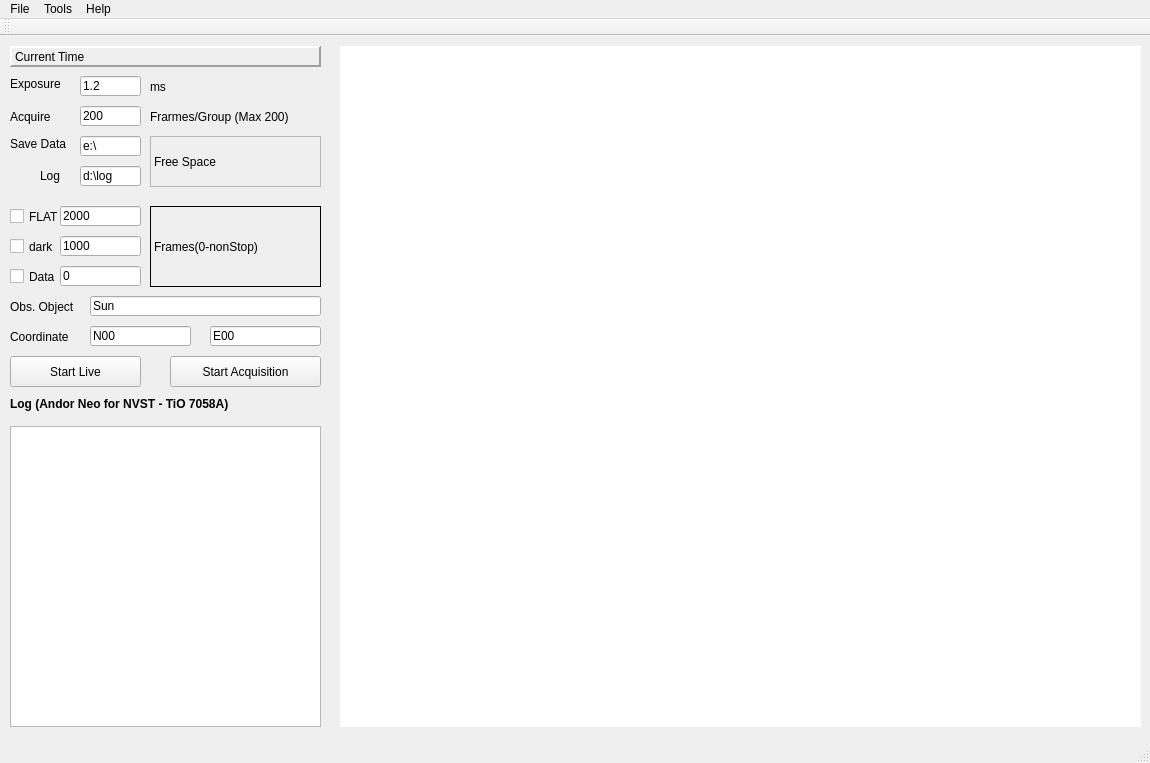
Before: the Qt Designer form nvst-tio/NVST-TiO-20220126-004/mainwindow.ui in chd1998/fso-qt, drawn with Qt 5.
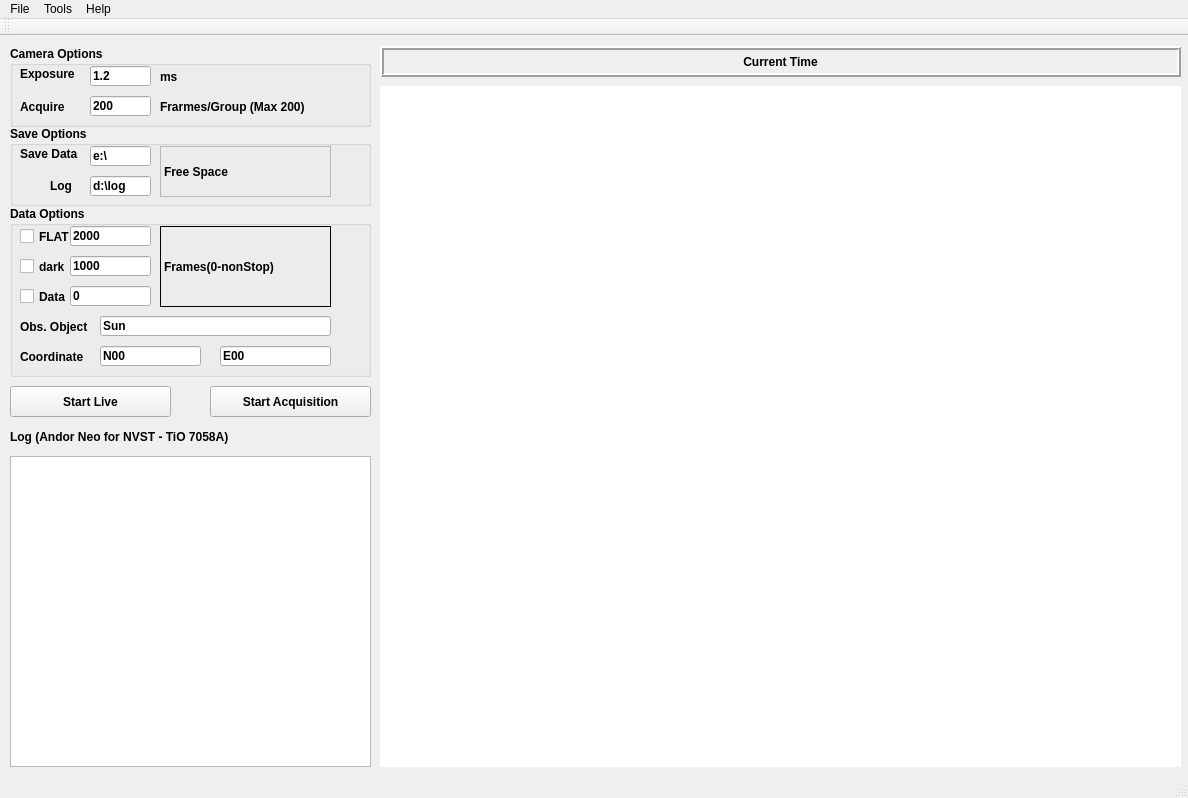
After: the same form once the commit is applied.

Commit message: revised for GUI of 0126 branch

Diff of the .ui file:
```diff
--- a/nvst-tio/NVST-TiO-20220126-004/mainwindow.ui
+++ b/nvst-tio/NVST-TiO-20220126-004/mainwindow.ui
@@ -6,8 +6,8 @@
    <rect>
     <x>0</x>
     <y>0</y>
-    <width>1150</width>
-    <height>763</height>
+    <width>1188</width>
+    <height>798</height>
    </rect>
   </property>
   <property name="sizePolicy">
@@ -29,8 +29,8 @@
    <widget class="QGraphicsView" name="graphicsView">
     <property name="geometry">
      <rect>
-      <x>340</x>
-      <y>10</y>
+      <x>380</x>
+      <y>50</y>
       <width>801</width>
       <height>681</height>
      </rect>
@@ -72,44 +72,12 @@
      </brush>
     </property>
    </widget>
-   <widget class="QLabel" name="label_saveto">
-    <property name="geometry">
-     <rect>
-      <x>10</x>
-      <y>100</y>
-      <width>61</width>
-      <height>16</height>
-     </rect>
-    </property>
-    <property name="sizePolicy">
-     <sizepolicy hsizetype="Preferred" vsizetype="Fixed">
-      <horstretch>0</horstretch>
-      <verstretch>0</verstretch>
-     </sizepolicy>
-    </property>
-    <property name="text">
-     <string>Save Data </string>
-    </property>
-   </widget>
-   <widget class="QLineEdit" name="lineEdit_saveto">
-    <property name="geometry">
-     <rect>
-      <x>80</x>
-      <y>100</y>
-      <width>61</width>
-      <height>20</height>
-     </rect>
-    </property>
-    <property name="text">
-     <string>e:\</string>
-    </property>
-   </widget>
    <widget class="QPushButton" name="btnLive">
     <property name="geometry">
      <rect>
       <x>10</x>
-      <y>320</y>
-      <width>131</width>
+      <y>350</y>
+      <width>161</width>
       <height>31</height>
      </rect>
     </property>
@@ -119,6 +87,11 @@
       <verstretch>0</verstretch>
      </sizepolicy>
     </property>
+    <property name="font">
+     <font>
+      <bold>true</bold>
+     </font>
+    </property>
     <property name="text">
      <string>Start Live</string>
     </property>
@@ -129,10 +102,10 @@
    <widget class="QLabel" name="label_time">
     <property name="geometry">
      <rect>
-      <x>10</x>
+      <x>380</x>
       <y>10</y>
-      <width>311</width>
-      <height>21</height>
+      <width>801</width>
+      <height>31</height>
      </rect>
     </property>
     <property name="sizePolicy">
@@ -141,11 +114,16 @@
       <verstretch>0</verstretch>
      </sizepolicy>
     </property>
+    <property name="font">
+     <font>
+      <bold>true</bold>
+     </font>
+    </property>
     <property name="layoutDirection">
      <enum>Qt::LeftToRight</enum>
     </property>
     <property name="frameShape">
-     <enum>QFrame::Panel</enum>
+     <enum>QFrame::Box</enum>
     </property>
     <property name="frameShadow">
      <enum>QFrame::Raised</enum>
@@ -156,58 +134,16 @@
     <property name="text">
      <string>Current Time</string>
     </property>
-   </widget>
-   <widget class="QLabel" name="label_exposuretime">
-    <property name="geometry">
-     <rect>
-      <x>10</x>
-      <y>40</y>
-      <width>61</width>
-      <height>16</height>
-     </rect>
-    </property>
-    <property name="sizePolicy">
-     <sizepolicy hsizetype="Preferred" vsizetype="Fixed">
-      <horstretch>0</horstretch>
-      <verstretch>0</verstretch>
-     </sizepolicy>
-    </property>
-    <property name="text">
-     <string>Exposure</string>
-    </property>
-   </widget>
-   <widget class="QLineEdit" name="lineEdit_exposuretime">
-    <property name="geometry">
-     <rect>
-      <x>80</x>
-      <y>40</y>
-      <width>61</width>
-      <height>20</height>
-     </rect>
-    </property>
-    <property name="text">
-     <string>1.2</string>
-    </property>
-   </widget>
-   <widget class="QLineEdit" name="lineEdit_framerate">
-    <property name="geometry">
-     <rect>
-      <x>80</x>
-      <y>70</y>
-      <width>61</width>
-      <height>20</height>
-     </rect>
-    </property>
-    <property name="text">
-     <string>200</string>
+    <property name="alignment">
+     <set>Qt::AlignCenter</set>
     </property>
    </widget>
    <widget class="QPushButton" name="btnSnap">
     <property name="geometry">
      <rect>
-      <x>170</x>
-      <y>320</y>
-      <width>151</width>
+      <x>210</x>
+      <y>350</y>
+      <width>161</width>
       <height>31</height>
      </rect>
     </property>
@@ -217,6 +153,11 @@
       <verstretch>0</verstretch>
      </sizepolicy>
     </property>
+    <property name="font">
+     <font>
+      <bold>true</bold>
+     </font>
+    </property>
     <property name="text">
      <string>Start Acquisition</string>
     </property>
@@ -237,9 +178,9 @@
     <property name="geometry">
      <rect>
       <x>10</x>
-      <y>360</y>
-      <width>331</width>
-      <height>16</height>
+      <y>390</y>
+      <width>281</width>
+      <height>21</height>
      </rect>
     </property>
     <property name="sizePolicy">
@@ -250,7 +191,6 @@
     </property>
     <property name="font">
      <font>
-      <weight>75</weight>
       <bold>true</bold>
      </font>
     </property>
@@ -262,9 +202,9 @@
     <property name="geometry">
      <rect>
       <x>10</x>
-      <y>390</y>
-      <width>311</width>
-      <height>301</height>
+      <y>420</y>
+      <width>361</width>
+      <height>311</height>
      </rect>
     </property>
     <property name="sizePolicy">
@@ -274,76 +214,162 @@
      </sizepolicy>
     </property>
    </widget>
-   <widget class="QCheckBox" name="checkBox_Flat">
+   <widget class="QGroupBox" name="groupBox">
     <property name="geometry">
      <rect>
       <x>10</x>
-      <y>170</y>
-      <width>71</width>
+      <y>10</y>
+      <width>361</width>
+      <height>81</height>
+     </rect>
+    </property>
+    <property name="font">
+     <font>
+      <bold>true</bold>
+     </font>
+    </property>
+    <property name="title">
+     <string>Camera Options</string>
+    </property>
+    <widget class="QLabel" name="label">
+     <property name="geometry">
+      <rect>
+       <x>150</x>
+       <y>50</y>
+       <width>171</width>
       <height>21</height>
      </rect>
     </property>
     <property name="text">
-     <string>FLAT</string>
-    </property>
-   </widget>
-   <widget class="QCheckBox" name="checkBox_Dark">
+      <string>Frarmes/Group (Max 200)</string>
+     </property>
+    </widget>
+    <widget class="QLabel" name="label_dunit_5">
     <property name="geometry">
      <rect>
-      <x>10</x>
-      <y>200</y>
-      <width>51</width>
+       <x>150</x>
+       <y>20</y>
+       <width>91</width>
       <height>21</height>
      </rect>
     </property>
     <property name="text">
-     <string>dark</string>
-    </property>
-   </widget>
-   <widget class="QCheckBox" name="checkBox_Data">
+      <string>ms</string>
+     </property>
+    </widget>
+    <widget class="QLabel" name="label_dunit_6">
     <property name="geometry">
      <rect>
       <x>10</x>
-      <y>230</y>
+       <y>50</y>
       <width>71</width>
       <height>21</height>
      </rect>
     </property>
     <property name="text">
-     <string>Data</string>
-    </property>
-   </widget>
-   <widget class="QLabel" name="label_obj">
+      <string>Acquire</string>
+     </property>
+    </widget>
+    <widget class="QLabel" name="label_exposuretime">
     <property name="geometry">
      <rect>
       <x>10</x>
-      <y>260</y>
-      <width>81</width>
-      <height>21</height>
-     </rect>
-    </property>
+       <y>20</y>
+       <width>61</width>
+       <height>16</height>
+      </rect>
+     </property>
+     <property name="sizePolicy">
+      <sizepolicy hsizetype="Preferred" vsizetype="Fixed">
+       <horstretch>0</horstretch>
+       <verstretch>0</verstretch>
+      </sizepolicy>
+     </property>
     <property name="text">
-     <string>Obs. Object</string>
-    </property>
-   </widget>
-   <widget class="QLineEdit" name="lineEdit_objname">
+      <string>Exposure</string>
+     </property>
+    </widget>
+    <widget class="QLineEdit" name="lineEdit_exposuretime">
     <property name="geometry">
      <rect>
-      <x>90</x>
-      <y>260</y>
-      <width>231</width>
+       <x>80</x>
+       <y>20</y>
+       <width>61</width>
       <height>20</height>
      </rect>
     </property>
     <property name="text">
-     <string>Sun</string>
+      <string>1.2</string>
+     </property>
+    </widget>
+    <widget class="QLineEdit" name="lineEdit_framerate">
+     <property name="geometry">
+      <rect>
+       <x>80</x>
+       <y>50</y>
+       <width>61</width>
+       <height>20</height>
+      </rect>
+     </property>
+     <property name="text">
+      <string>200</string>
+     </property>
+    </widget>
+   </widget>
+   <widget class="QGroupBox" name="groupBox_2">
+    <property name="geometry">
+     <rect>
+      <x>10</x>
+      <y>90</y>
+      <width>361</width>
+      <height>80</height>
+     </rect>
+    </property>
+    <property name="font">
+     <font>
+      <bold>true</bold>
+     </font>
+    </property>
+    <property name="title">
+     <string>Save Options</string>
+    </property>
+    <widget class="QLabel" name="label_savelog">
+     <property name="geometry">
+      <rect>
+       <x>40</x>
+       <y>50</y>
+       <width>31</width>
+       <height>20</height>
+      </rect>
+     </property>
+     <property name="text">
+      <string>Log</string>
+     </property>
+    </widget>
+    <widget class="QLabel" name="label_saveto">
+     <property name="geometry">
+      <rect>
+       <x>10</x>
+       <y>20</y>
+       <width>61</width>
+       <height>16</height>
+      </rect>
+     </property>
+     <property name="sizePolicy">
+      <sizepolicy hsizetype="Preferred" vsizetype="Fixed">
+       <horstretch>0</horstretch>
+       <verstretch>0</verstretch>
+      </sizepolicy>
+     </property>
+     <property name="text">
+      <string>Save Data </string>
     </property>
    </widget>
    <widget class="QLabel" name="label_freedisk">
     <property name="geometry">
      <rect>
       <x>150</x>
-      <y>100</y>
+       <y>20</y>
       <width>171</width>
       <height>51</height>
      </rect>
@@ -355,24 +381,55 @@
      <string>Free Space  </string>
     </property>
    </widget>
-   <widget class="QLineEdit" name="lineEdit_cor1">
+    <widget class="QLineEdit" name="lineEdit_saveto">
     <property name="geometry">
      <rect>
-      <x>90</x>
-      <y>290</y>
-      <width>101</width>
+       <x>80</x>
+       <y>20</y>
+       <width>61</width>
       <height>20</height>
      </rect>
     </property>
     <property name="text">
-     <string>N00</string>
-    </property>
-   </widget>
+      <string>e:\</string>
+     </property>
+    </widget>
+    <widget class="QLineEdit" name="lineEdit_savelog">
+     <property name="geometry">
+      <rect>
+       <x>80</x>
+       <y>50</y>
+       <width>61</width>
+       <height>20</height>
+      </rect>
+     </property>
+     <property name="text">
+      <string>d:\log</string>
+     </property>
+    </widget>
+   </widget>
+   <widget class="QGroupBox" name="groupBox_3">
+    <property name="geometry">
+     <rect>
+      <x>10</x>
+      <y>170</y>
+      <width>361</width>
+      <height>171</height>
+     </rect>
+    </property>
+    <property name="font">
+     <font>
+      <bold>true</bold>
+     </font>
+    </property>
+    <property name="title">
+     <string>Data Options</string>
+    </property>
    <widget class="QLineEdit" name="lineEdit_cor2">
     <property name="geometry">
      <rect>
       <x>210</x>
-      <y>290</y>
+       <y>140</y>
       <width>111</width>
       <height>20</height>
      </rect>
@@ -381,37 +438,50 @@
      <string>E00</string>
     </property>
    </widget>
-   <widget class="QLabel" name="label_savelog">
+    <widget class="QLineEdit" name="lineEdit_datanum">
     <property name="geometry">
      <rect>
-      <x>40</x>
-      <y>130</y>
-      <width>31</width>
+       <x>60</x>
+       <y>80</y>
+       <width>81</width>
       <height>20</height>
      </rect>
     </property>
     <property name="text">
-     <string>Log</string>
-    </property>
-   </widget>
-   <widget class="QLineEdit" name="lineEdit_savelog">
+      <string>0</string>
+     </property>
+    </widget>
+    <widget class="QLineEdit" name="lineEdit_objname">
     <property name="geometry">
      <rect>
-      <x>80</x>
-      <y>130</y>
-      <width>61</width>
+       <x>90</x>
+       <y>110</y>
+       <width>231</width>
       <height>20</height>
      </rect>
     </property>
     <property name="text">
-     <string>d:\log</string>
+      <string>Sun</string>
+     </property>
+    </widget>
+    <widget class="QCheckBox" name="checkBox_Flat">
+     <property name="geometry">
+      <rect>
+       <x>10</x>
+       <y>20</y>
+       <width>71</width>
+       <height>21</height>
+      </rect>
+     </property>
+     <property name="text">
+      <string>FLAT</string>
     </property>
    </widget>
    <widget class="QLineEdit" name="lineEdit_flatnum">
     <property name="geometry">
      <rect>
       <x>60</x>
-      <y>170</y>
+       <y>20</y>
       <width>81</width>
       <height>20</height>
      </rect>
@@ -420,11 +490,24 @@
      <string>2000</string>
     </property>
    </widget>
+    <widget class="QCheckBox" name="checkBox_Data">
+     <property name="geometry">
+      <rect>
+       <x>10</x>
+       <y>80</y>
+       <width>71</width>
+       <height>21</height>
+      </rect>
+     </property>
+     <property name="text">
+      <string>Data</string>
+     </property>
+    </widget>
    <widget class="QLineEdit" name="lineEdit_darknum">
     <property name="geometry">
      <rect>
       <x>60</x>
-      <y>200</y>
+       <y>50</y>
       <width>81</width>
       <height>20</height>
      </rect>
@@ -433,24 +516,24 @@
      <string>1000</string>
     </property>
    </widget>
-   <widget class="QLineEdit" name="lineEdit_datanum">
+    <widget class="QCheckBox" name="checkBox_Dark">
     <property name="geometry">
      <rect>
-      <x>60</x>
-      <y>230</y>
-      <width>81</width>
-      <height>20</height>
+       <x>10</x>
+       <y>50</y>
+       <width>51</width>
+       <height>21</height>
      </rect>
     </property>
     <property name="text">
-     <string>0</string>
+      <string>dark</string>
     </property>
    </widget>
    <widget class="QLabel" name="label_dunit_2">
     <property name="geometry">
      <rect>
       <x>150</x>
-      <y>170</y>
+       <y>20</y>
       <width>171</width>
       <height>81</height>
      </rect>
@@ -462,24 +545,24 @@
      <string>Frames(0-nonStop)</string>
     </property>
    </widget>
-   <widget class="QLabel" name="label">
+    <widget class="QLabel" name="label_obj">
     <property name="geometry">
      <rect>
-      <x>150</x>
-      <y>70</y>
-      <width>171</width>
+       <x>10</x>
+       <y>110</y>
+       <width>81</width>
       <height>21</height>
      </rect>
     </property>
     <property name="text">
-     <string>Frarmes/Group (Max 200)</string>
+      <string>Obs. Object</string>
     </property>
    </widget>
    <widget class="QLabel" name="label_2">
     <property name="geometry">
      <rect>
       <x>10</x>
-      <y>290</y>
+       <y>140</y>
       <width>81</width>
       <height>21</height>
      </rect>
@@ -488,31 +571,19 @@
      <string>Coordinate</string>
     </property>
    </widget>
-   <widget class="QLabel" name="label_dunit_5">
+    <widget class="QLineEdit" name="lineEdit_cor1">
     <property name="geometry">
      <rect>
-      <x>150</x>
-      <y>40</y>
-      <width>91</width>
-      <height>21</height>
+       <x>90</x>
+       <y>140</y>
+       <width>101</width>
+       <height>20</height>
      </rect>
     </property>
     <property name="text">
-     <string>ms</string>
-    </property>
-   </widget>
-   <widget class="QLabel" name="label_dunit_6">
-    <property name="geometry">
-     <rect>
-      <x>10</x>
-      <y>70</y>
-      <width>71</width>
-      <height>21</height>
-     </rect>
-    </property>
-    <property name="text">
-     <string>Acquire</string>
-    </property>
+      <string>N00</string>
+     </property>
+    </widget>
    </widget>
   </widget>
   <widget class="QMenuBar" name="menuBar">
@@ -520,8 +591,8 @@
     <rect>
      <x>0</x>
      <y>0</y>
-     <width>1150</width>
-     <height>23</height>
+     <width>1188</width>
+     <height>22</height>
     </rect>
    </property>
    <widget class="QMenu" name="menuFile">
```
Lines whose indentation alone changed are shown as unchanged. The commit also changes 5 other files.
